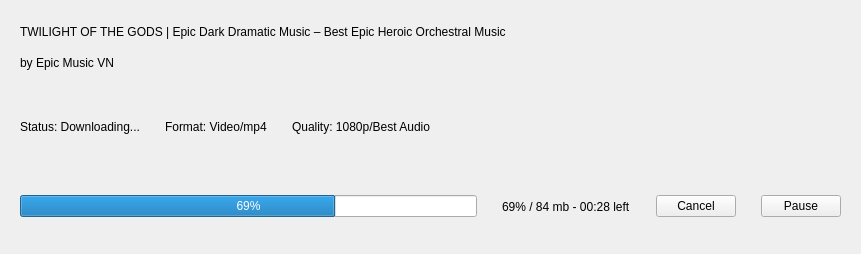
PyFlat/YT-Downloader, file src/GUI/CustomWidgets/DownloadWidget.ui: the form before one commit.
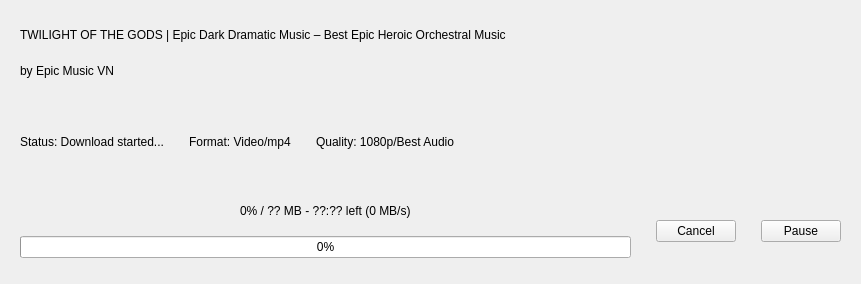
The form after the commit. Custom widgets are drawn as their Qt base class.

Patch:
```diff
--- a/src/GUI/CustomWidgets/DownloadWidget.ui
+++ b/src/GUI/CustomWidgets/DownloadWidget.ui
@@ -7,7 +7,7 @@
     <x>0</x>
     <y>0</y>
     <width>861</width>
-    <height>254</height>
+    <height>284</height>
    </rect>
   </property>
   <property name="windowTitle">
@@ -52,7 +52,7 @@
       <item>
        <widget class="StrongBodyLabel" name="StrongBodyLabel_2">
         <property name="text">
-         <string>Status: Downloading...</string>
+         <string>Status: Download started...</string>
         </property>
        </widget>
       </item>
@@ -79,8 +79,33 @@
       <property name="spacing">
        <number>25</number>
       </property>
+      <item alignment="Qt::AlignVCenter">
+       <widget class="QWidget" name="widget_4" native="true">
+        <layout class="QVBoxLayout" name="verticalLayout_3">
+         <property name="spacing">
+          <number>18</number>
+         </property>
+         <property name="leftMargin">
+          <number>0</number>
+         </property>
+         <property name="topMargin">
+          <number>0</number>
+         </property>
+         <property name="rightMargin">
+          <number>0</number>
+         </property>
+         <property name="bottomMargin">
+          <number>0</number>
+         </property>
+         <item alignment="Qt::AlignHCenter">
+          <widget class="BodyLabel" name="progress_label">
+           <property name="text">
+            <string>0% / ?? MB - ??:?? left (0 MB/s)</string>
+           </property>
+          </widget>
+         </item>
       <item>
-       <widget class="ProgressBar" name="ProgressBar">
+          <widget class="ProgressBar" name="progress_bar">
         <property name="minimumSize">
          <size>
           <width>0</width>
@@ -88,18 +113,14 @@
          </size>
         </property>
         <property name="value">
-         <number>69</number>
+            <number>0</number>
         </property>
         <property name="textVisible">
          <bool>true</bool>
         </property>
        </widget>
       </item>
-      <item>
-       <widget class="BodyLabel" name="BodyLabel">
-        <property name="text">
-         <string>69% / 84 mb - 00:28 left</string>
-        </property>
+        </layout>
        </widget>
       </item>
       <item>
```
Left out of the diff: 14 changed lines with no effect on the pictures. Lines whose indentation alone changed are shown as unchanged.
